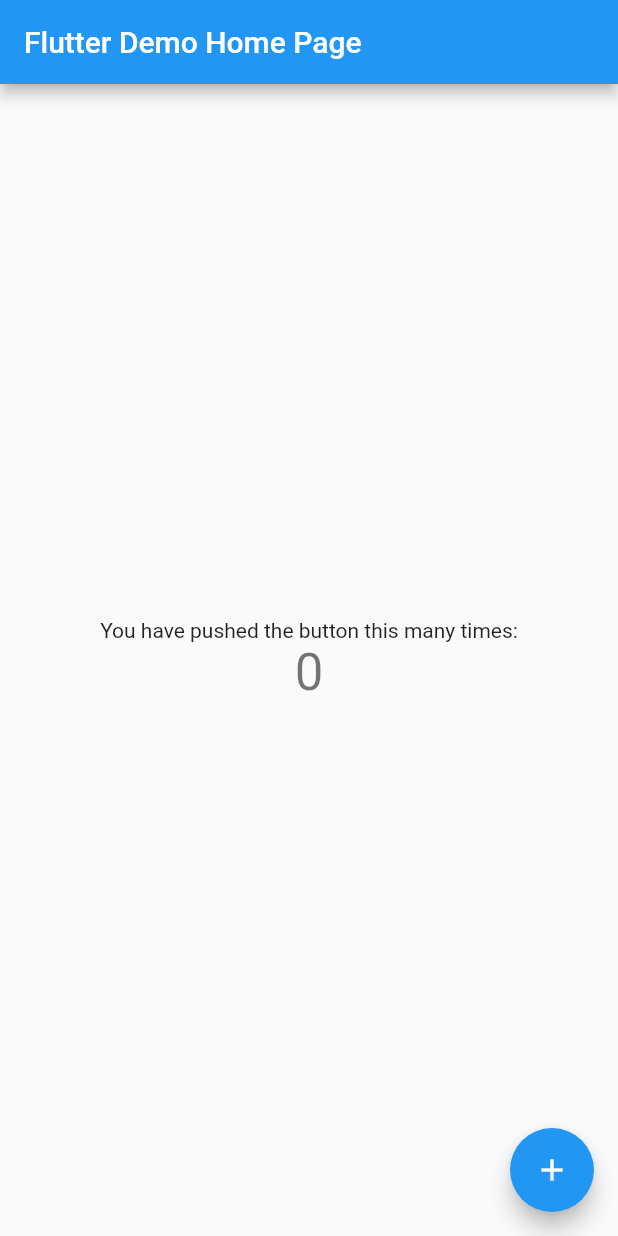
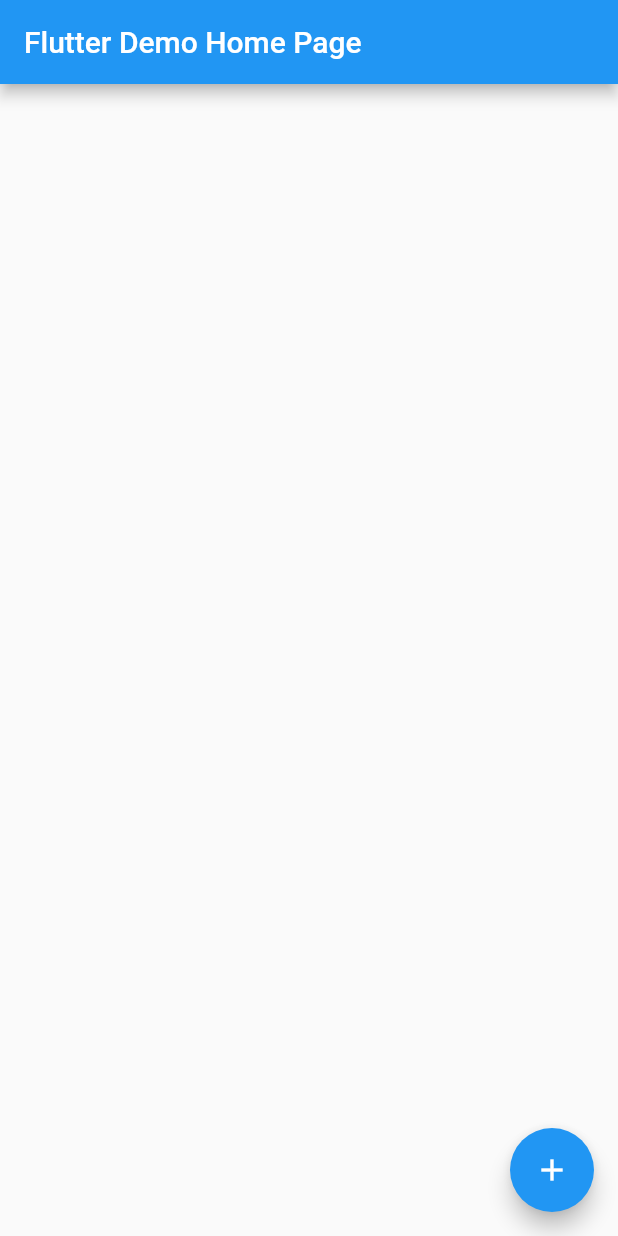
Before and after one commit to L-meck/arhumanoid, a Flutter app: the screen it shows after launch, on a phone screen of 412 x 824 dp. Run offline on Flutter 3.47's test engine with Material 2 defaults, Android fonts, the phone set to English and light mode, and no system bars.

Commit message:
Updated androidManifest

```diff
--- a/lib/main.dart
+++ b/lib/main.dart
@@ -12,19 +12,7 @@ class MyApp extends StatelessWidget {
       debugShowCheckedModeBanner: false,
       title: 'Augmented Reality App',
       theme: ThemeData(
-        // This is the theme of your application.
-        //
-        // Try running your application with "flutter run". You'll see the
-        // application has a blue toolbar. Then, without quitting the app, try
-        // changing the primarySwatch below to Colors.green and then invoke
-        // "hot reload" (press "r" in the console where you ran "flutter run",
-        // or simply save your changes to "hot reload" in a Flutter IDE).
-        // Notice that the counter didn't reset back to zero; the application
-        // is not restarted.
         primarySwatch: Colors.blue,
-        // This makes the visual density adapt to the platform that you run
-        // the app on. For desktop platforms, the controls will be smaller and
-        // closer together (more dense) than on mobile platforms.
         visualDensity: VisualDensity.adaptivePlatformDensity,
       ),
       home: MyHomePage(title: 'Flutter Demo Home Page'),
@@ -34,16 +22,6 @@ class MyApp extends StatelessWidget {
 
 class MyHomePage extends StatefulWidget {
   MyHomePage({Key key, this.title}) : super(key: key);
-
-  // This widget is the home page of your application. It is stateful, meaning
-  // that it has a State object (defined below) that contains fields that affect
-  // how it looks.
-
-  // This class is the configuration for the state. It holds the values (in this
-  // case the title) provided by the parent (in this case the App widget) and
-  // used by the build method of the State. Fields in a Widget subclass are
-  // always marked "final".
-
   final String title;
 
   @override
@@ -55,59 +33,19 @@ class _MyHomePageState extends State<MyHomePage> {
 
   void _incrementCounter() {
     setState(() {
-      // This call to setState tells the Flutter framework that something has
-      // changed in this State, which causes it to rerun the build method below
-      // so that the display can reflect the updated values. If we changed
-      // _counter without calling setState(), then the build method would not be
-      // called again, and so nothing would appear to happen.
       _counter++;
     });
   }
 
   @override
   Widget build(BuildContext context) {
-    // This method is rerun every time setState is called, for instance as done
-    // by the _incrementCounter method above.
-    //
-    // The Flutter framework has been optimized to make rerunning build methods
-    // fast, so that you can just rebuild anything that needs updating rather
-    // than having to individually change instances of widgets.
     return Scaffold(
       appBar: AppBar(
         // Here we take the value from the MyHomePage object that was created by
         // the App.build method, and use it to set our appbar title.
         title: Text(widget.title),
       ),
-      body: Center(
-        // Center is a layout widget. It takes a single child and positions it
-        // in the middle of the parent.
-        child: Column(
-          // Column is also a layout widget. It takes a list of children and
-          // arranges them vertically. By default, it sizes itself to fit its
-          // children horizontally, and tries to be as tall as its parent.
-          //
-          // Invoke "debug painting" (press "p" in the console, choose the
-          // "Toggle Debug Paint" action from the Flutter Inspector in Android
-          // Studio, or the "Toggle Debug Paint" command in Visual Studio Code)
-          // to see the wireframe for each widget.
-          //
-          // Column has various properties to control how it sizes itself and
-          // how it positions its children. Here we use mainAxisAlignment to
-          // center the children vertically; the main axis here is the vertical
-          // axis because Columns are vertical (the cross axis would be
-          // horizontal).
-          mainAxisAlignment: MainAxisAlignment.center,
-          children: <Widget>[
-            Text(
-              'You have pushed the button this many times:',
-            ),
-            Text(
-              '$_counter',
-              style: Theme.of(context).textTheme.headline4,
-            ),
-          ],
-        ),
-      ),
+      // body:
       floatingActionButton: FloatingActionButton(
         onPressed: _incrementCounter,
         tooltip: 'Increment',
```
Also changed, not shown: 1 other file.
